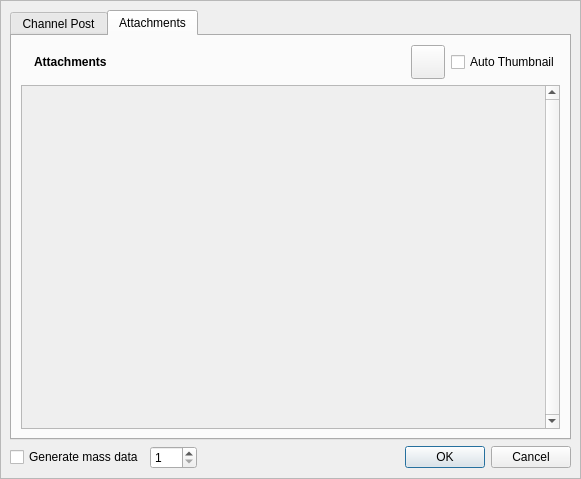
Above: retroshare-gui/src/gui/gxschannels/CreateGxsChannelMsg.ui from RetroShare/RetroShare before the change. Below: the same form after it.
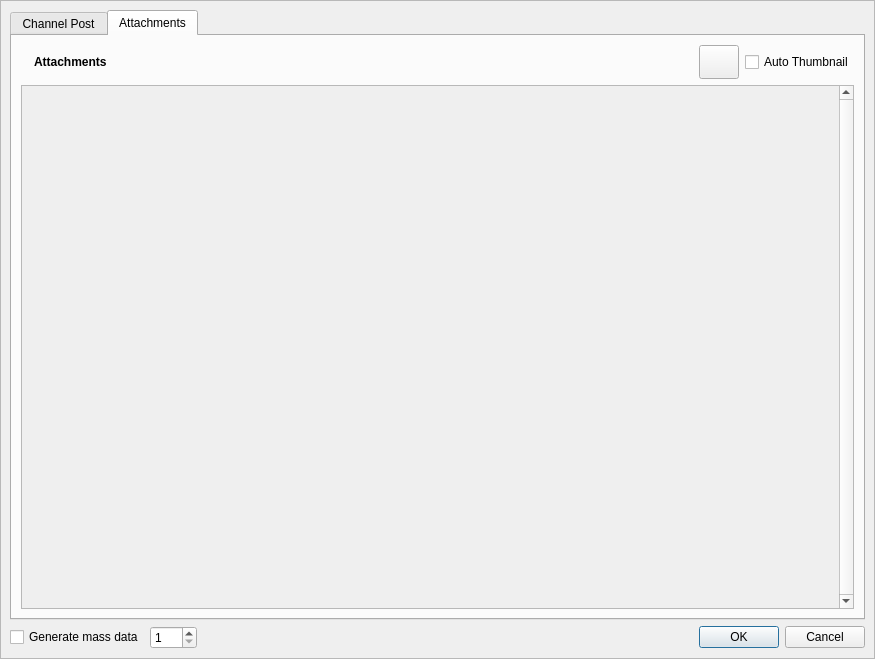
That is the form after the change. The open tabs and pages were chosen to show the change. Icons and pictures are not drawn. Custom widgets are drawn as their Qt base class.

Commit message: added delete button to channel attached files

What changed in the file:
```diff
--- a/retroshare-gui/src/gui/gxschannels/CreateGxsChannelMsg.ui
+++ b/retroshare-gui/src/gui/gxschannels/CreateGxsChannelMsg.ui
@@ -6,8 +6,8 @@
    <rect>
     <x>0</x>
     <y>0</y>
-    <width>581</width>
-    <height>479</height>
+    <width>875</width>
+    <height>659</height>
    </rect>
   </property>
   <property name="acceptDrops">
@@ -302,8 +302,8 @@
               <rect>
                <x>0</x>
                <y>0</y>
-               <width>523</width>
-               <height>24</height>
+               <width>767</width>
+               <height>42</height>
               </rect>
              </property>
              <property name="sizePolicy">
```
Left out of the diff: 2 changed lines with no effect on the pictures. The commit also changes 5 other files.
